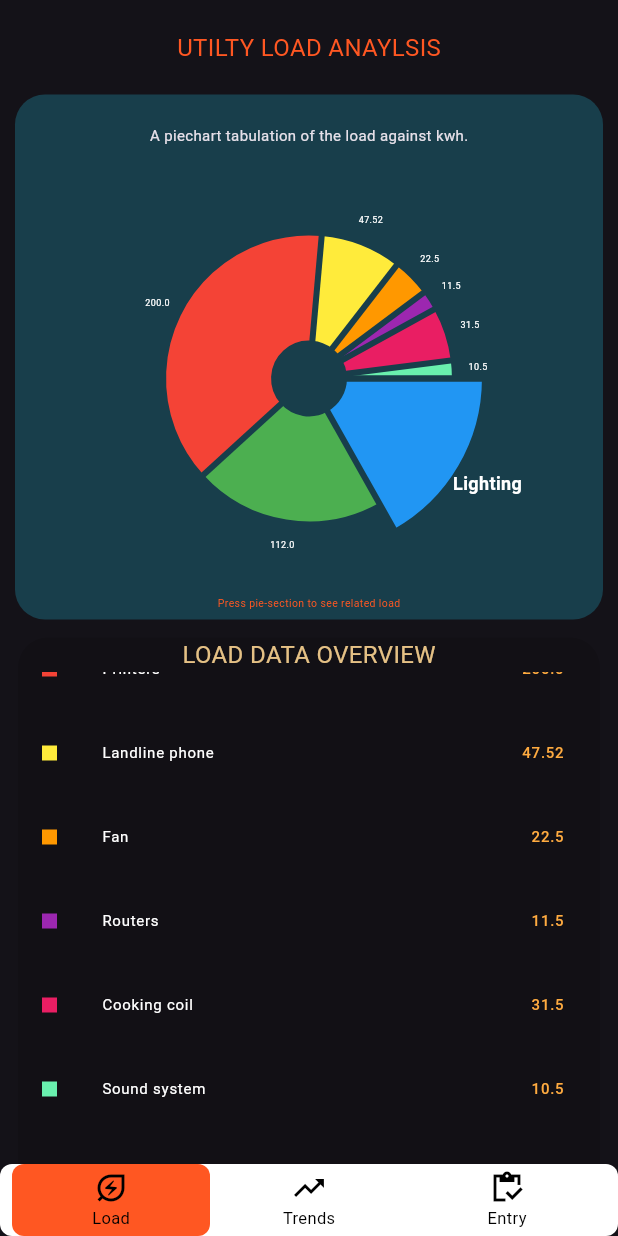
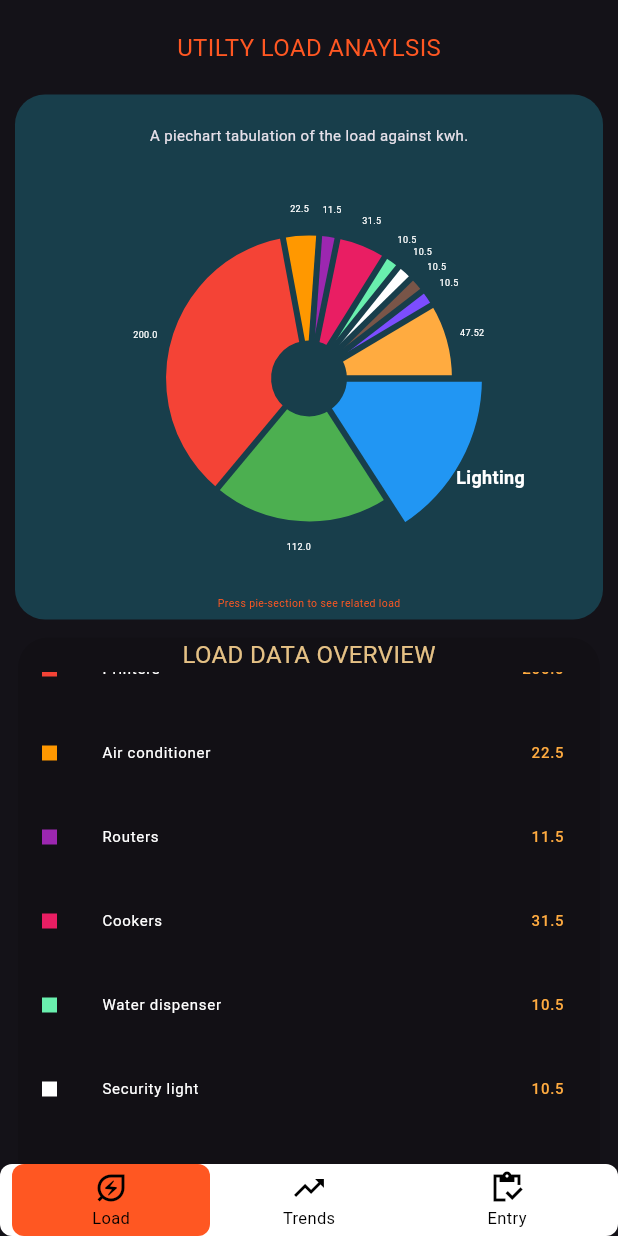
Before and after one commit to NGURE-TIM/group-7-admin-ems, a Flutter app: the screen it shows after launch, scrolled down 142 dp, on a phone screen of 412 x 824 dp. Run offline on Flutter 3.47's test engine with Material 3 defaults, Android fonts, the phone set to English and light mode, and no system bars; drawn by our look-alikes of fl_chart, floating_bottom_navigation_bar; our stand-ins replace sqflite; accounts and stored records are empty.

Commit message:
project complete

```diff
--- a/lib/homepage/Data/utilities.dart
+++ b/lib/homepage/Data/utilities.dart
@@ -15,13 +15,15 @@ class Utility{
 List<Utility>utilities=[
   Utility('Lighting', 88.2, Colors.blue,515,36,16,'assets/images/realistic-light-bulb-with-electricity_23-2149129410-removebg-preview (1).png'),
   Utility('Computers', 112, Colors.green,249,200,8,'assets/images/laptop-with-white-screen-isolated-white-wall_231208-8594-removebg-preview.png'),
-  Utility('Printers', 200, Colors.red,8,50,4,'assets/images/printer-with-white-sheets_1232-570-removebg-preview.png'),
-  Utility('Landline phone', 47.52, Colors.yellow,99,2,8,'assets/images/black-realistic-retro-dial-phone-wired-landline-isolated-with-shadows_1284-33941-removebg-preview.png'),
-  Utility('Fan', 22.5, Colors.orange,5,50,3,'assets/images/electric-fan_1308-41912-removebg-preview.png'),
+  Utility('Printers', 200, Colors.red,80,50,6,'assets/images/printer-with-white-sheets_1232-570-removebg-preview.png'),
+  Utility('Air conditioner', 22.5, Colors.orange,10,1500,10,'assets/images/electric-fan_1308-41912-removebg-preview.png'),
   Utility('Routers', 11.5, Colors.purple,23,20,25,''),
-  Utility('Cooking coil', 31.5, Colors.pink,7,1500,3,''),
-  Utility('Sound system', 10.5, Colors.greenAccent,1,500,1,''),
-
+  Utility('Cookers', 31.5, Colors.pink,12,50,6,''),
+  Utility('Water dispenser', 10.5, Colors.greenAccent,15,200,8,''),
+  Utility('Security light', 10.5, Colors.white,20,50,10,''),
+  Utility('Switches', 10.5, Colors.brown,24,5,24,''),
+  Utility('Servers', 10.5, Colors.deepPurpleAccent,6,300,24,''),
+  Utility('CCTV', 47.52, Colors.orangeAccent,59,15,24,''),
 ];
 
 /*Utility('Electric kettles', 184.8, Colors.brown),
--- a/lib/homepage/energy consumption/providerLogic.dart
+++ b/lib/homepage/energy consumption/providerLogic.dart
@@ -1,7 +1,8 @@
 import 'package:flutter/material.dart';
 
 
-List _john=[];
+
+
 class Select extends ChangeNotifier{
 
  late String metric='kwh';
@@ -46,16 +47,31 @@ class Select extends ChangeNotifier{
 
 
 }
-class Data extends ChangeNotifier{
+
+class   Items{
   late String month;
-
   late double kwh;
   late double cost;
- get john =>_john;
+  Items(this.month,this.kwh,this.cost);
+}
 
+class Data extends ChangeNotifier{
 
-  addData(String mwezi){
-    _john.add(mwezi);
+  List <Items> john =[];
+/*
+  get john  {
+    return _john;
+}
+*/
+  void addData(String mwezi ,double kwh , double cost){
+   Items item=Items(mwezi,kwh,cost);
+    john.add(item);
     notifyListeners();
   }
+
+ void  removeData(int index){
+    john.removeAt(index);
+    notifyListeners();
+  }
+
 }
```
